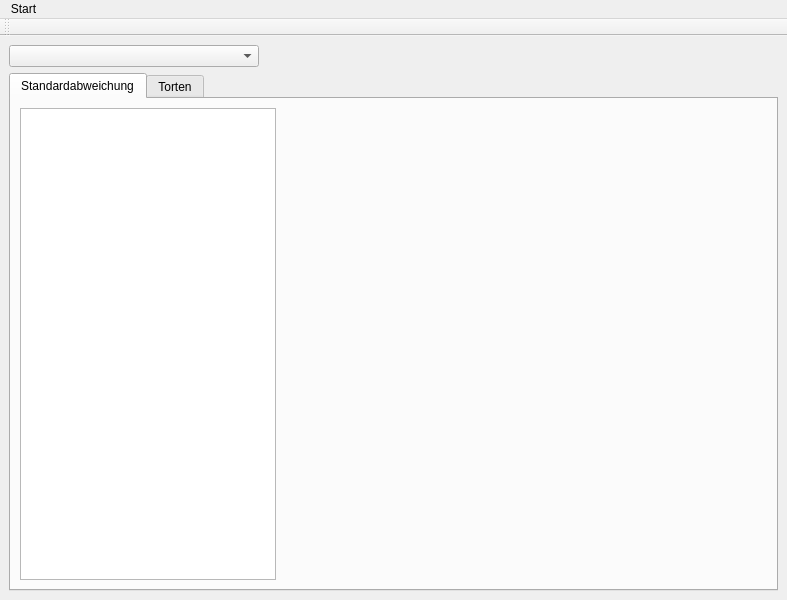
The window that ProfilerWindow.ui (hdinkelbach/ANNarchyProfiler) describes before a commit, drawn with Qt 5.
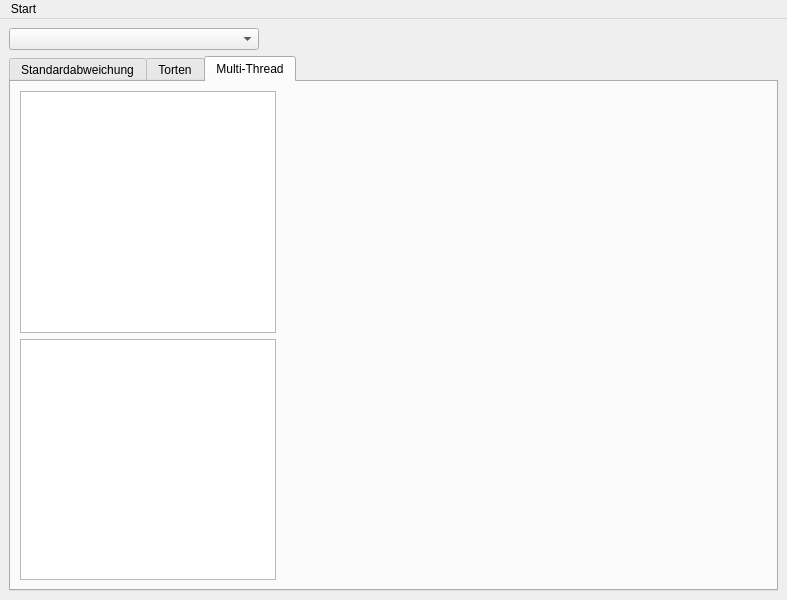
The same window after the commit. Custom widgets are drawn as their Qt base class.

Commit message:
Multi thread view added
- Add: Different measurement data can be viewed in one Chart
- Add: Select which data should be displayed

What changed in the file:
```diff
--- a/ProfilerWindow.ui
+++ b/ProfilerWindow.ui
@@ -36,8 +36,14 @@
     </item>
     <item>
      <widget class="QTabWidget" name="AnalyzerWidget">
+      <property name="sizePolicy">
+       <sizepolicy hsizetype="Expanding" vsizetype="Expanding">
+        <horstretch>0</horstretch>
+        <verstretch>0</verstretch>
+       </sizepolicy>
+      </property>
       <property name="currentIndex">
-       <number>0</number>
+       <number>2</number>
       </property>
       <widget class="QWidget" name="deviation_chart">
        <attribute name="title">
@@ -99,6 +105,56 @@
         </item>
        </layout>
       </widget>
+      <widget class="QWidget" name="MultiThreadTab">
+       <attribute name="title">
+        <string>Multi-Thread</string>
+       </attribute>
+       <layout class="QHBoxLayout" name="horizontalLayout">
+        <item>
+         <layout class="QVBoxLayout" name="verticalLayout_2">
+          <item>
+           <widget class="QTreeWidget" name="ThreadSelectTree">
+            <property name="sizePolicy">
+             <sizepolicy hsizetype="Fixed" vsizetype="Expanding">
+              <horstretch>0</horstretch>
+              <verstretch>0</verstretch>
+             </sizepolicy>
+            </property>
+            <attribute name="headerVisible">
+             <bool>false</bool>
+            </attribute>
+            <column>
+             <property name="text">
+              <string notr="true">1</string>
+             </property>
+            </column>
+           </widget>
+          </item>
+          <item>
+           <widget class="QTreeWidget" name="FunctionSelectTree">
+            <property name="sizePolicy">
+             <sizepolicy hsizetype="Fixed" vsizetype="Expanding">
+              <horstretch>0</horstretch>
+              <verstretch>0</verstretch>
+             </sizepolicy>
+            </property>
+            <attribute name="headerVisible">
+             <bool>false</bool>
+            </attribute>
+            <column>
+             <property name="text">
+              <string notr="true">1</string>
+             </property>
+            </column>
+           </widget>
+          </item>
+         </layout>
+        </item>
+        <item>
+         <widget class="ErrorbarChartWidget" name="MultiThreadChart" native="true"/>
+        </item>
+       </layout>
+      </widget>
      </widget>
     </item>
    </layout>
@@ -122,17 +178,6 @@
    </widget>
    <addaction name="menuStart"/>
   </widget>
-  <widget class="QToolBar" name="toolBar">
-   <property name="windowTitle">
-    <string>toolBar</string>
-   </property>
-   <attribute name="toolBarArea">
-    <enum>TopToolBarArea</enum>
-   </attribute>
-   <attribute name="toolBarBreak">
-    <bool>false</bool>
-   </attribute>
-  </widget>
   <action name="btnLoadData">
    <property name="text">
     <string>Load data</string>
```
Left out of the diff: 6 changed lines with no effect on the pictures. The commit also changes 2 other files.
